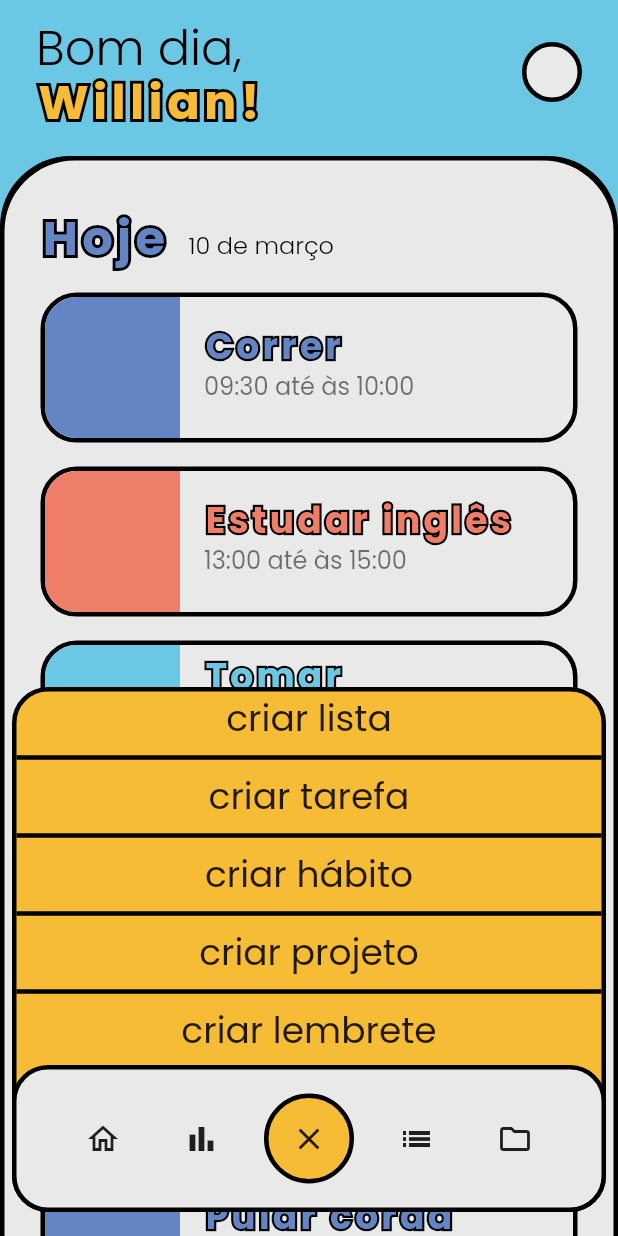
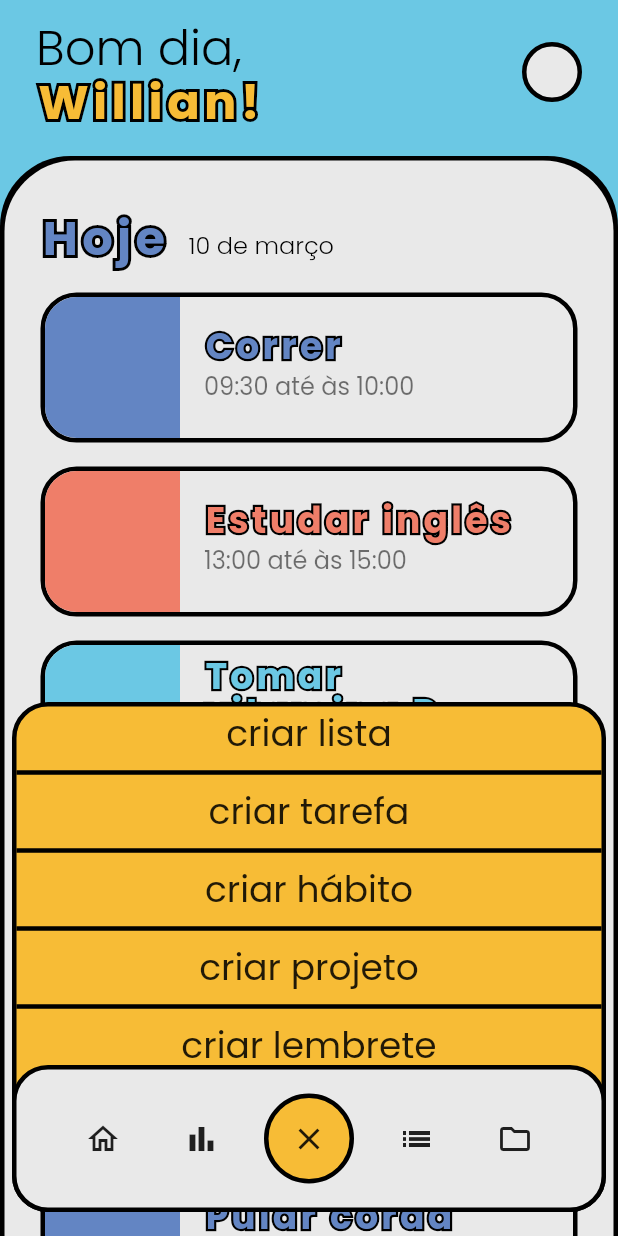
Before and after one commit to wjrcode/organizei-mobile, a Flutter app: the screen it shows after launch, item 3 of the bottom bar chosen, on a phone screen of 412 x 824 dp. Run offline on Flutter 3.47's test engine with Material 2 defaults, Android fonts, the light colour scheme and no system bars.

Commit message:
Removendo ponto

```diff
--- a/lib/components/bottom_navigation_bar.dart
+++ b/lib/components/bottom_navigation_bar.dart
@@ -22,7 +22,6 @@ class _ButtonNavigatorBarState extends State<ButtonNavigatorBar> {
         context: context,
         builder: (BuildContext context) {
           return Container(
-            //margin: EdgeInsets.all(32),
             height: 100.0, // Change as per your requirement
             width: 100.0,
             decoration: BoxDecoration(
@@ -53,7 +52,7 @@ class _ButtonNavigatorBarState extends State<ButtonNavigatorBar> {
             alignment: Alignment.bottomCenter,
             children: <Widget>[
               Container(
-                padding: EdgeInsets.only(bottom: 100),
+                padding: EdgeInsets.only(bottom: 90),
                 decoration: BoxDecoration(
                   borderRadius: const BorderRadius.all(
                     Radius.circular(24.0),
```
